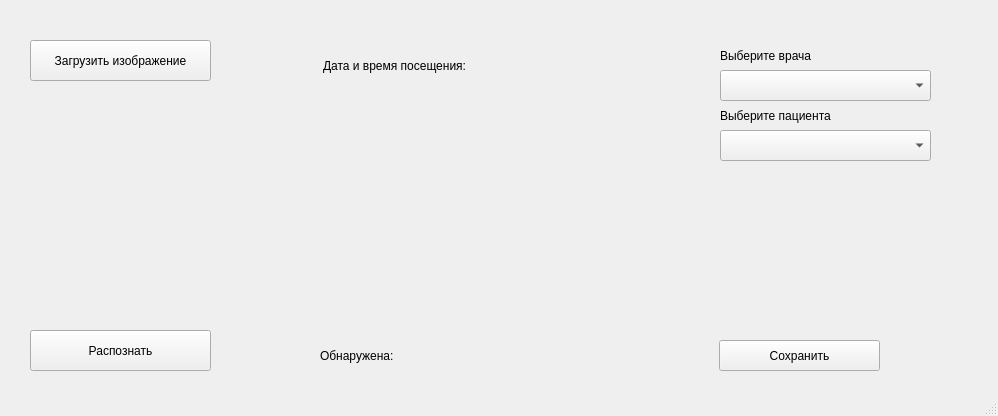
Before: the Qt Designer form ui/add_visit.ui in nikitarubcov99/kidney_stone, drawn with Qt 5.
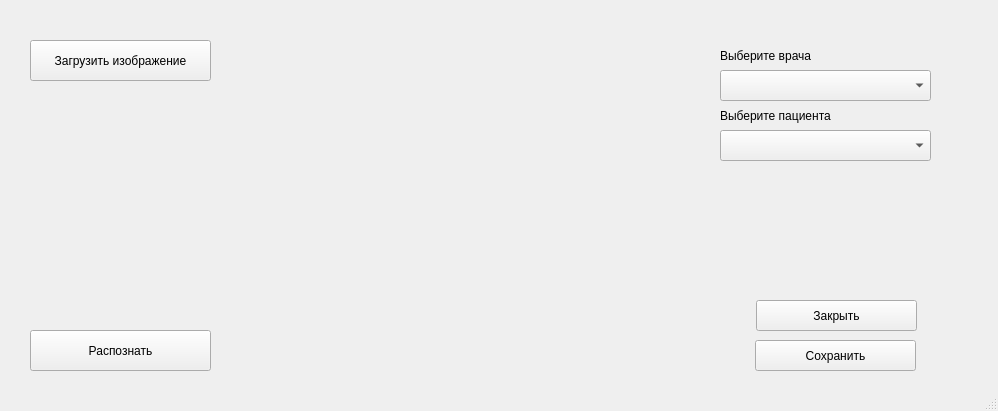
After: the same form once the commit is applied.

Patch:
```diff
--- a/ui/add_visit.ui
+++ b/ui/add_visit.ui
@@ -7,7 +7,7 @@
     <x>0</x>
     <y>0</y>
     <width>998</width>
-    <height>416</height>
+    <height>411</height>
    </rect>
   </property>
   <property name="windowTitle">
@@ -70,7 +70,7 @@
      </rect>
     </property>
     <property name="text">
-     <string>Дата и время посещения:</string>
+     <string/>
     </property>
    </widget>
    <widget class="QLabel" name="label_4">
@@ -141,20 +141,23 @@
    <widget class="QLabel" name="label_7">
     <property name="geometry">
      <rect>
-      <x>320</x>
+      <x>250</x>
       <y>340</y>
-      <width>221</width>
+      <width>441</width>
       <height>31</height>
      </rect>
     </property>
     <property name="text">
-     <string>Обнаружена:</string>
+     <string/>
+    </property>
+    <property name="alignment">
+     <set>Qt::AlignCenter</set>
     </property>
    </widget>
    <widget class="QPushButton" name="pushButton_3">
     <property name="geometry">
      <rect>
-      <x>719</x>
+      <x>755</x>
       <y>340</y>
       <width>161</width>
       <height>31</height>
@@ -182,6 +185,19 @@
      <string/>
     </property>
    </widget>
+   <widget class="QPushButton" name="pushButton_4">
+    <property name="geometry">
+     <rect>
+      <x>756</x>
+      <y>300</y>
+      <width>161</width>
+      <height>31</height>
+     </rect>
+    </property>
+    <property name="text">
+     <string>Закрыть</string>
+    </property>
+   </widget>
   </widget>
   <widget class="QMenuBar" name="menubar">
    <property name="geometry">
```
